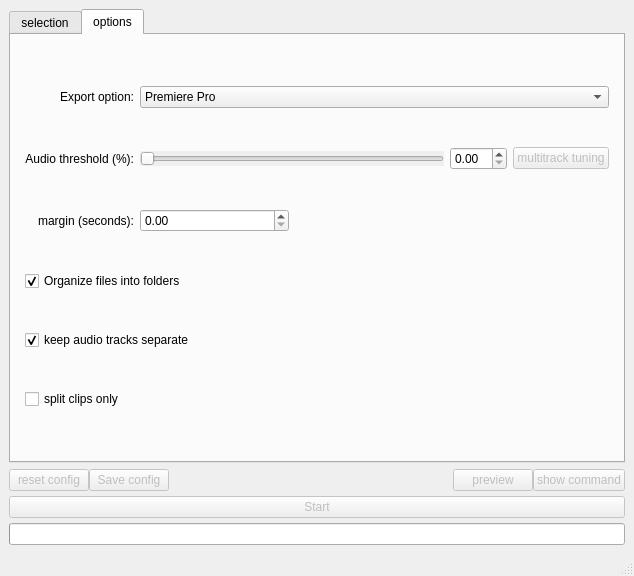
Before: the Qt Designer form UI/batchEditor.ui in fdllrs/batchEditor, drawn with Qt 5.
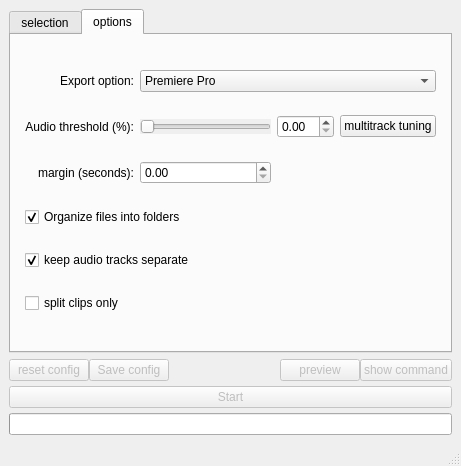
After: the same form once the commit is applied. The open tabs and pages were chosen to show the change.

Commit message: multitrack tuning window

```diff
--- a/UI/batchEditor.ui
+++ b/UI/batchEditor.ui
@@ -6,8 +6,8 @@
    <rect>
     <x>0</x>
     <y>0</y>
-    <width>634</width>
-    <height>576</height>
+    <width>461</width>
+    <height>466</height>
    </rect>
   </property>
   <property name="windowTitle">
@@ -419,7 +419,7 @@
        </attribute>
        <layout class="QHBoxLayout" name="horizontalLayout">
         <item>
-         <layout class="QGridLayout" name="optionsGrid" rowstretch="0,0,0,0,0,0" columnstretch="1,0,0,0,0">
+         <layout class="QGridLayout" name="optionsGrid" rowstretch="0,0,0,0,0,0" columnstretch="1,0,0,0">
           <property name="sizeConstraint">
            <enum>QLayout::SizeConstraint::SetDefaultConstraint</enum>
           </property>
@@ -441,7 +441,48 @@
           <property name="verticalSpacing">
            <number>2</number>
           </property>
-          <item row="1" column="1" colspan="2">
+          <item row="1" column="2">
+           <widget class="QDoubleSpinBox" name="audioThresholdSpinbox">
+            <property name="singleStep">
+             <double>0.500000000000000</double>
+            </property>
+           </widget>
+          </item>
+          <item row="0" column="1" colspan="3">
+           <widget class="QComboBox" name="exportSelector">
+            <item>
+             <property name="text">
+              <string>Premiere Pro</string>
+             </property>
+            </item>
+            <item>
+             <property name="text">
+              <string>Da Vinci Resolve</string>
+             </property>
+            </item>
+            <item>
+             <property name="text">
+              <string>Final Cut Pro</string>
+             </property>
+            </item>
+            <item>
+             <property name="text">
+              <string>ShotCut</string>
+             </property>
+            </item>
+            <item>
+             <property name="text">
+              <string>Kdenlive</string>
+             </property>
+            </item>
+            <item>
+             <property name="text">
+              <string>clip seuqence</string>
+             </property>
+            </item>
+           </widget>
+          </item>
+          <item row="1" column="1">
            <widget class="QSlider" name="audiothresholdSlider">
             <property name="sizePolicy">
              <sizepolicy hsizetype="Expanding" vsizetype="Fixed">
@@ -493,6 +534,26 @@
             </property>
            </widget>
           </item>
+          <item row="2" column="0">
+           <widget class="QLabel" name="marginLabel">
+            <property name="text">
+             <string>margin (seconds):</string>
+            </property>
+            <property name="alignment">
+             <set>Qt::AlignmentFlag::AlignRight|Qt::AlignmentFlag::AlignTrailing|Qt::AlignmentFlag::AlignVCenter</set>
+            </property>
+            <property name="margin">
+             <number>3</number>
+            </property>
+           </widget>
+          </item>
+          <item row="2" column="1">
+           <widget class="QDoubleSpinBox" name="marginSpinbox">
+            <property name="singleStep">
+             <double>0.500000000000000</double>
+            </property>
+           </widget>
+          </item>
           <item row="1" column="0">
            <widget class="QLabel" name="audioThresholdLabel">
             <property name="text">
@@ -506,10 +567,10 @@
             </property>
            </widget>
           </item>
-          <item row="1" column="4">
+          <item row="1" column="3">
            <widget class="QPushButton" name="multitrackTuningButton">
             <property name="enabled">
-             <bool>false</bool>
+             <bool>true</bool>
             </property>
             <property name="sizePolicy">
              <sizepolicy hsizetype="Minimum" vsizetype="Maximum">
@@ -522,67 +583,6 @@
             </property>
            </widget>
           </item>
-          <item row="0" column="1" colspan="4">
-           <widget class="QComboBox" name="exportSelector">
-            <item>
-             <property name="text">
-              <string>Premiere Pro</string>
-             </property>
-            </item>
-            <item>
-             <property name="text">
-              <string>Da Vinci Resolve</string>
-             </property>
-            </item>
-            <item>
-             <property name="text">
-              <string>Final Cut Pro</string>
-             </property>
-            </item>
-            <item>
-             <property name="text">
-              <string>ShotCut</string>
-             </property>
-            </item>
-            <item>
-             <property name="text">
-              <string>Kdenlive</string>
-             </property>
-            </item>
-            <item>
-             <property name="text">
-              <string>clip seuqence</string>
-             </property>
-            </item>
-           </widget>
-          </item>
-          <item row="2" column="1">
-           <widget class="QDoubleSpinBox" name="marginSpinbox">
-            <property name="singleStep">
-             <double>0.500000000000000</double>
-            </property>
-           </widget>
-          </item>
-          <item row="1" column="3">
-           <widget class="QDoubleSpinBox" name="audioThresholdSpinbox">
-            <property name="singleStep">
-             <double>0.500000000000000</double>
-            </property>
-           </widget>
-          </item>
-          <item row="2" column="0">
-           <widget class="QLabel" name="marginLabel">
-            <property name="text">
-             <string>margin (seconds):</string>
-            </property>
-            <property name="alignment">
-             <set>Qt::AlignmentFlag::AlignRight|Qt::AlignmentFlag::AlignTrailing|Qt::AlignmentFlag::AlignVCenter</set>
-            </property>
-            <property name="margin">
-             <number>3</number>
-            </property>
-           </widget>
-          </item>
           <item row="0" column="0">
            <widget class="QLabel" name="exportOptionLabel">
             <property name="text">
@@ -596,6 +596,13 @@
             </property>
            </widget>
           </item>
+          <item row="5" column="0" colspan="2">
+           <widget class="QCheckBox" name="splitOnly">
+            <property name="text">
+             <string>split clips only</string>
+            </property>
+           </widget>
+          </item>
           <item row="3" column="0" colspan="2">
            <widget class="QCheckBox" name="organizeIntoFolders">
             <property name="text">
@@ -619,13 +626,6 @@
             </property>
            </widget>
           </item>
-          <item row="5" column="0" colspan="2">
-           <widget class="QCheckBox" name="splitOnly">
-            <property name="text">
-             <string>split clips only</string>
-            </property>
-           </widget>
-          </item>
          </layout>
         </item>
        </layout>
```
Left out of the diff: 7 changed lines with no effect on the pictures. The commit also changes 6 other files.
